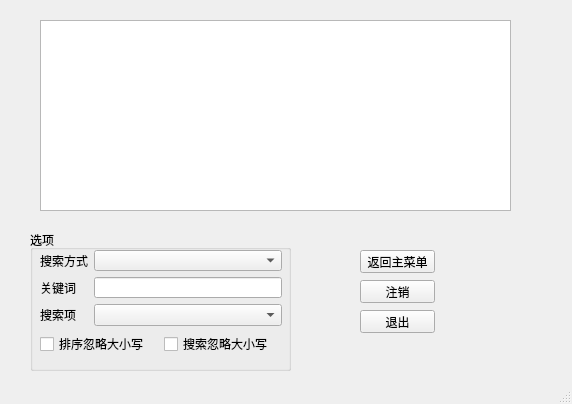
The window that trunk/StaffManagement/StaffMainWindow.ui (oaheiw/darwinner) describes before a commit, drawn with Qt 5.
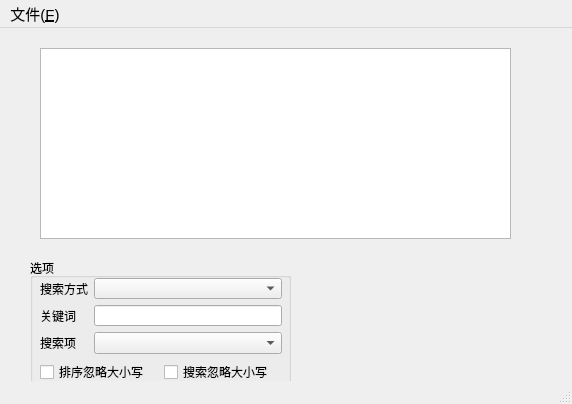
The same window after the commit.

Commit message: StaffMainWindow tree view verified.

Patch:
```diff
--- a/trunk/StaffManagement/StaffMainWindow.ui
+++ b/trunk/StaffManagement/StaffMainWindow.ui
@@ -18,6 +18,17 @@
     <verstretch>1</verstretch>
    </sizepolicy>
   </property>
+  <property name="font" >
+   <font>
+    <family>Tahoma</family>
+    <pointsize>11</pointsize>
+    <weight>50</weight>
+    <italic>false</italic>
+    <bold>false</bold>
+    <underline>false</underline>
+    <strikeout>false</strikeout>
+   </font>
+  </property>
   <property name="windowTitle" >
    <string>MainWindow</string>
   </property>
@@ -205,45 +216,6 @@
      </rect>
     </property>
    </widget>
-   <widget class="QPushButton" name="pushButtonBack" >
-    <property name="geometry" >
-     <rect>
-      <x>360</x>
-      <y>250</y>
-      <width>75</width>
-      <height>23</height>
-     </rect>
-    </property>
-    <property name="text" >
-     <string>返回主菜单</string>
-    </property>
-   </widget>
-   <widget class="QPushButton" name="pushButtonLogoff" >
-    <property name="geometry" >
-     <rect>
-      <x>360</x>
-      <y>280</y>
-      <width>75</width>
-      <height>23</height>
-     </rect>
-    </property>
-    <property name="text" >
-     <string>注销</string>
-    </property>
-   </widget>
-   <widget class="QPushButton" name="pushButtonExit" >
-    <property name="geometry" >
-     <rect>
-      <x>360</x>
-      <y>310</y>
-      <width>75</width>
-      <height>23</height>
-     </rect>
-    </property>
-    <property name="text" >
-     <string>退出</string>
-    </property>
-   </widget>
   </widget>
   <widget class="QMenuBar" name="menubar" >
    <property name="geometry" >
@@ -254,6 +226,18 @@
      <height>21</height>
     </rect>
    </property>
+   <widget class="QMenu" name="menu_File" >
+    <property name="title" >
+     <string>文件(&amp;F)</string>
+    </property>
+    <addaction name="separator" />
+    <addaction name="actionExport" />
+    <addaction name="separator" />
+    <addaction name="actionMenu" />
+    <addaction name="actionLogOff" />
+    <addaction name="actionExit" />
+   </widget>
+   <addaction name="menu_File" />
   </widget>
   <widget class="QStatusBar" name="statusbar" />
  </widget>
```
Left out of the diff: 22 changed lines with no effect on the pictures. The commit also changes 18 other files.
